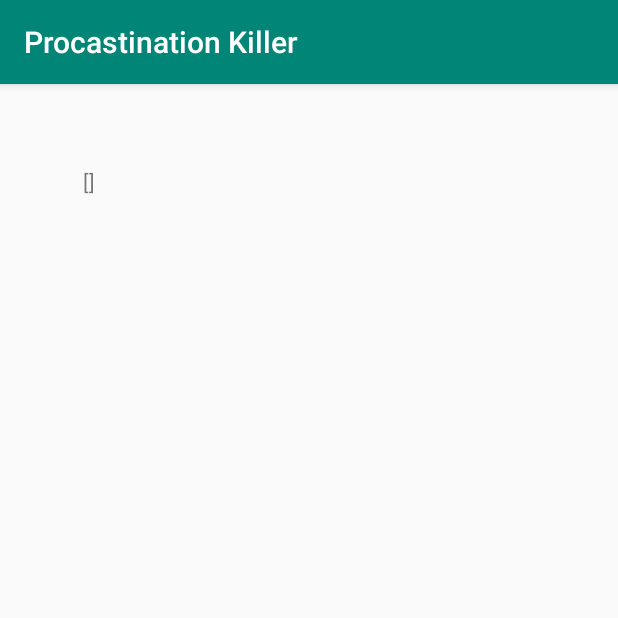
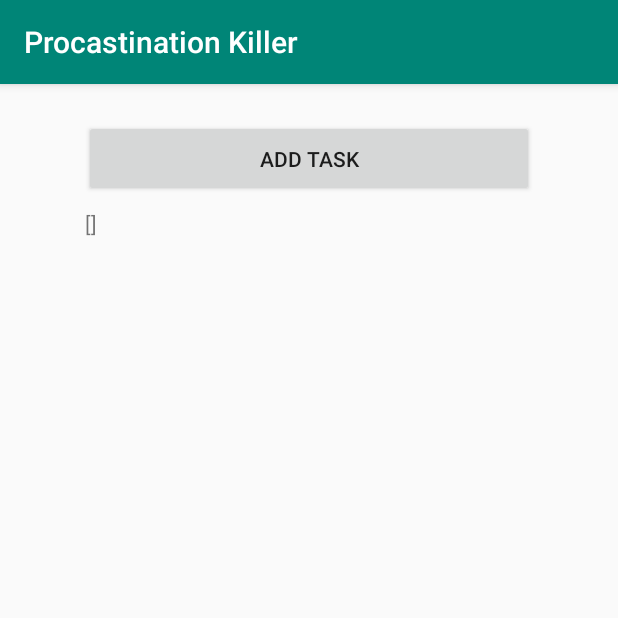
Before and after one commit to mmiranda96/procastination-killer, an Android app: the screen it shows after launch (MainActivity), after a tap on "SUBMIT", on a phone screen of 412 x 824 dp, the top half of it. Run offline under Robolectric (Android 15) with nearby library versions, the phone set to English and light mode, and no system bars.

Commit message:
Create Add task activity

```diff
--- a/app/src/main/AndroidManifest.xml
+++ b/app/src/main/AndroidManifest.xml
@@ -9,7 +9,8 @@
         android:roundIcon="@mipmap/ic_launcher_round"
         android:supportsRtl="true"
         android:theme="@style/AppTheme">
-        <activity android:name=".MainActivity"></activity>
+        <activity android:name=".AddTaskActivity"></activity>
+        <activity android:name=".MainActivity" />
         <activity android:name=".LoginActivity">
             <intent-filter>
                 <action android:name="android.intent.action.MAIN" />
--- a/app/src/main/java/com/mmiranda96/procastinationKiller/MainActivity.java
+++ b/app/src/main/java/com/mmiranda96/procastinationKiller/MainActivity.java
@@ -1,8 +1,10 @@
 package com.mmiranda96.procastinationKiller;
 
+import android.app.Activity;
 import android.content.Intent;
 import android.support.v7.app.AppCompatActivity;
 import android.os.Bundle;
+import android.view.View;
 import android.widget.TextView;
 import android.widget.Toast;
 
@@ -12,6 +14,8 @@ import java.util.ArrayList;
 import java.util.Date;
 
 public class MainActivity extends AppCompatActivity {
+    private static final int ADD_TASK_ACTIVITY_CODE = 0;
+
     private DBHelper db;
     private TextView taskList;
 
@@ -22,11 +26,30 @@ public class MainActivity extends AppCompatActivity {
 
         this.db = new DBHelper(getApplicationContext());
         this.taskList= findViewById(R.id.textViewMainTaskList);
-        ArrayList<Task> tasks = this.db.getTasks();
-        this.taskList.setText(tasks.toString());
+        refreshTaskList();
 
         Intent intent = getIntent();
         String username = intent.getStringExtra("Username");
         Toast.makeText(getApplicationContext(), "Hello "+username, Toast.LENGTH_SHORT).show();
     }
+
+    private void refreshTaskList() {
+        ArrayList<Task> tasks = this.db.getTasks();
+        this.taskList.setText(tasks.toString());
+    }
+
+    public void addActivity(View view){
+        Intent intent = new Intent(getApplicationContext(), AddTaskActivity.class);
+        startActivityForResult(intent, ADD_TASK_ACTIVITY_CODE);
+    }
+
+    @Override
+    protected void onActivityResult(int requestCode, int resultCode, Intent data) {
+        if (requestCode == ADD_TASK_ACTIVITY_CODE) {
+            switch (resultCode) {
+                case Activity.RESULT_OK:
+                    refreshTaskList();
+            }
+        }
+    }
 }
--- a/app/src/main/res/layout/activity_main.xml
+++ b/app/src/main/res/layout/activity_main.xml
@@ -11,11 +11,24 @@
         android:layout_width="300dp"
         android:layout_height="wrap_content"
         android:layout_marginStart="55dp"
-        android:layout_marginTop="55dp"
+        android:layout_marginTop="8dp"
         android:layout_marginEnd="55dp"
         android:text="TextView"
         app:layout_constraintEnd_toEndOf="parent"
-        app:layout_constraintHorizontal_bias="0.0"
+        app:layout_constraintHorizontal_bias="1.0"
+        app:layout_constraintStart_toStartOf="parent"
+        app:layout_constraintTop_toBottomOf="@+id/buttonMainAddTask" />
+
+    <Button
+        android:id="@+id/buttonMainAddTask"
+        android:layout_width="300dp"
+        android:layout_height="51dp"
+        android:layout_marginStart="55dp"
+        android:layout_marginTop="24dp"
+        android:layout_marginEnd="55dp"
+        android:onClick="addActivity"
+        android:text="Add Task"
+        app:layout_constraintEnd_toEndOf="parent"
         app:layout_constraintStart_toStartOf="parent"
         app:layout_constraintTop_toTopOf="parent" />
 
--- /dev/null
+++ b/app/src/main/res/layout/subtask_listview_element.xml
@@ -0,0 +1,6 @@
+<?xml version="1.0" encoding="utf-8"?>
+<android.support.constraint.ConstraintLayout
+    xmlns:android="http://schemas.android.com/apk/res/android" android:layout_width="match_parent"
+    android:layout_height="match_parent">
+
+</android.support.constraint.ConstraintLayout>
```
Also changed, not shown: app/src/main/java/com/mmiranda96/procastinationKiller/AddTaskActivity.java (added, +62 -0 lines), app/src/main/java/com/mmiranda96/procastinationKiller/models/Task.java (+7 -8 lines), app/src/main/res/layout/activity_add_task.xml (added, +87 -0 lines).
